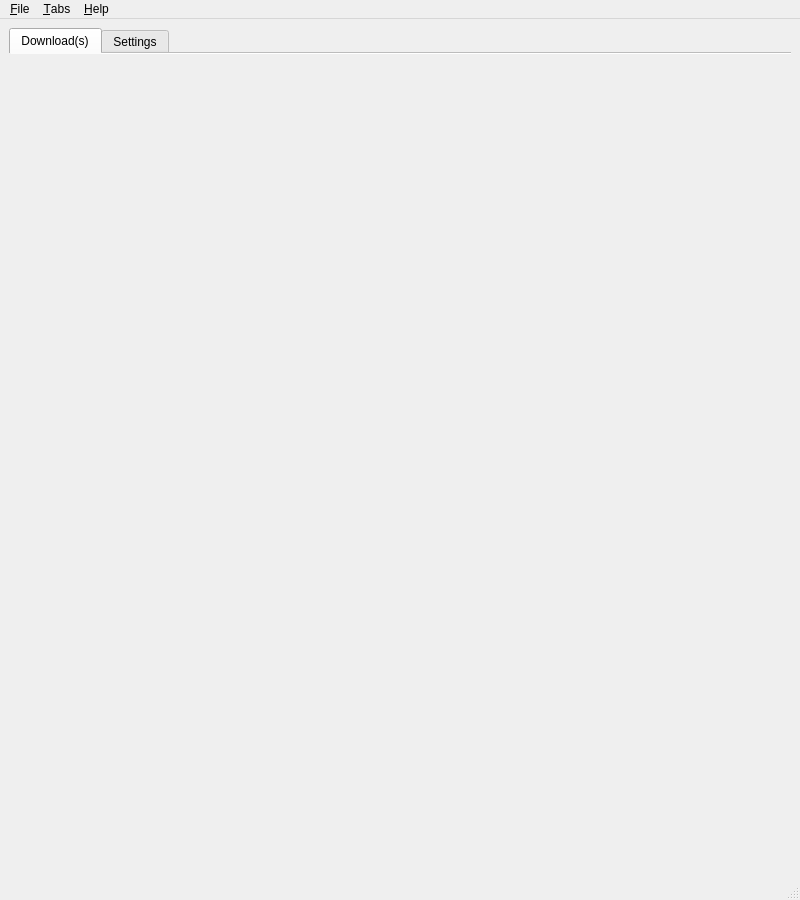
The window that ui/qup.ui (textbrowser/qup) describes before a commit, drawn with Qt 5.
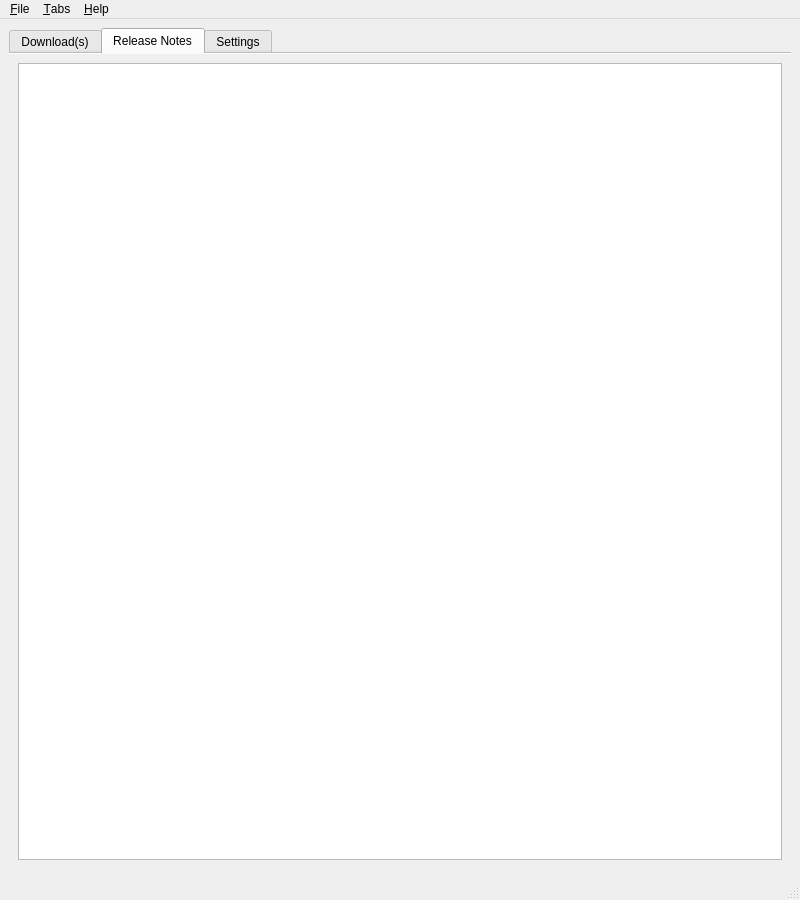
The same window after the commit. The open tabs and pages were chosen to show the change. Icons and pictures are not drawn.

Commit message: Release notes.

```diff
--- a/ui/qup.ui
+++ b/ui/qup.ui
@@ -51,6 +51,24 @@
         </item>
        </layout>
       </widget>
+      <widget class="QWidget" name="page_release_notes">
+       <attribute name="icon">
+        <iconset resource="../images/images.qrc">
+         <normaloff>:/qup.png</normaloff>:/qup.png</iconset>
+       </attribute>
+       <attribute name="title">
+        <string>Release Notes</string>
+       </attribute>
+       <layout class="QVBoxLayout" name="verticalLayout_2">
+        <item>
+         <widget class="QTextBrowser" name="release_notes">
+          <property name="tabChangesFocus">
+           <bool>true</bool>
+          </property>
+         </widget>
+        </item>
+       </layout>
+      </widget>
       <widget class="QWidget" name="page_settings">
        <attribute name="icon">
         <iconset resource="../images/images.qrc">
```
Left out of the diff: 7 changed lines with no effect on the pictures. The commit also changes 4 other files.
